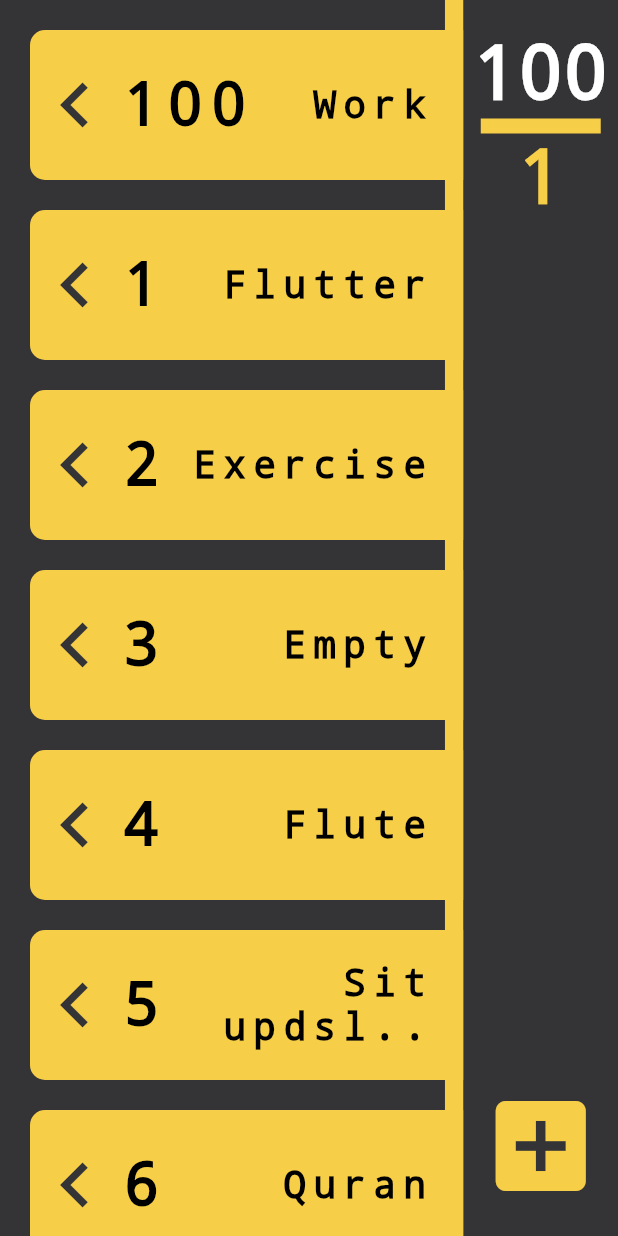
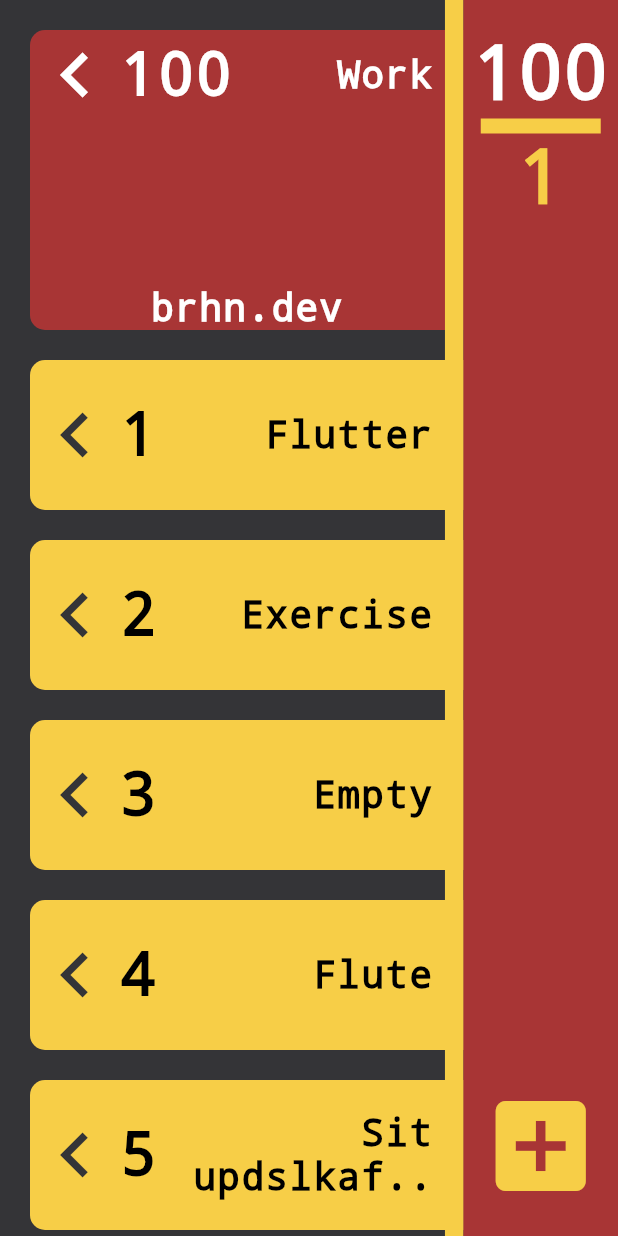
Before and after one commit to burhanhaq/ProductivePomo, a Flutter app: the screen it shows after launch, after a tap on "100", on a phone screen of 412 x 824 dp. Run offline on Flutter 3.47's test engine with Material 2 defaults, Android fonts, the phone set to English and light mode, and no system bars.

Commit message:
Added design for home screen, with a selected bool

```diff
--- a/lib/card_state.dart
+++ b/lib/card_state.dart
@@ -8,22 +8,34 @@ import 'models/card_model.dart';
 class CardState with ChangeNotifier {
   int _pageScore;
   int _pageGoal;
-  int _pageIndex;
+  int _currentIndex;
+  bool _selected;
 
   int get firstPageScore => _pageScore;
+
   int get firstPageGoal => _pageGoal;
-  int get currentIndex => _pageIndex;
+
+  int get currentIndex => _currentIndex;
+
   int get length => _cardModels.length;
+
+  bool get selected => _selected;
 
   void init() {
     _pageScore = _cardModels[0].score;
     _pageGoal = _cardModels[0].goal;
-    _pageIndex = _cardModels[0].index;
+    _currentIndex = _cardModels[0].index;
+    notifyListeners();
   }
 
   set currentIndex(int i) {
     _pageGoal = _cardModels[i].goal;
     _pageScore = _cardModels[i].score;
+    _currentIndex = i;
+    for (int j = 0; j < _cardModels.length; j++) {
+      _cardModels[j].selected = false;
+    }
+    _cardModels[i].selected = true;
     notifyListeners();
   }
 
@@ -48,6 +60,7 @@ class CardState with ChangeNotifier {
       score: 100,
       goal: 1,
       duration: Duration(seconds: 1),
+      selected: false,
     ),
     CardModel(
       index: 1,
@@ -55,6 +68,7 @@ class CardState with ChangeNotifier {
       score: 1,
       goal: 200,
       duration: Duration(seconds: 2),
+      selected: false,
     ),
     CardModel(
       index: 2,
@@ -62,6 +76,7 @@ class CardState with ChangeNotifier {
       score: 2,
       goal: 3,
       duration: Duration(minutes: 1000),
+      selected: false,
     ),
     CardModel(
       index: 3,
@@ -69,6 +84,7 @@ class CardState with ChangeNotifier {
       score: 3,
       goal: 4,
       duration: Duration(minutes: 4),
+      selected: false,
     ),
     CardModel(
       index: 4,
@@ -76,6 +92,7 @@ class CardState with ChangeNotifier {
       score: 4,
       goal: 5,
       duration: Duration(minutes: 100),
+      selected: false,
     ),
     CardModel(
       index: 5,
@@ -83,6 +100,7 @@ class CardState with ChangeNotifier {
       score: 5,
       goal: 6,
       duration: Duration(milliseconds: 3000),
+      selected: false,
     ),
     CardModel(
       index: 6,
@@ -90,6 +108,7 @@ class CardState with ChangeNotifier {
       score: 6,
       goal: 7,
       duration: Duration(seconds: 10),
+      selected: false,
     ),
     CardModel(
       index: 7,
@@ -97,6 +116,7 @@ class CardState with ChangeNotifier {
       score: 7,
       goal: 8,
       duration: Duration(seconds: 8),
+      selected: false,
     ),
   ];
 }
--- a/lib/constants.dart
+++ b/lib/constants.dart
@@ -8,7 +8,15 @@ const kLabel = TextStyle(
   fontSize: 25,
   fontWeight: FontWeight.bold,
   decoration: TextDecoration.none,
-  letterSpacing: 5.0,
+  letterSpacing: 1.0,
+);
+
+const kScore = TextStyle(
+  color: Colors.black,
+  fontSize: 40,
+  fontWeight: FontWeight.bold,
+  decoration: TextDecoration.none,
+  letterSpacing: 1.0,
 );
 
 const double kEndSpacing = 30.0;
--- a/lib/custom_card.dart
+++ b/lib/custom_card.dart
@@ -1,4 +1,5 @@
 import 'package:flutter/material.dart';
+import 'package:flutter/services.dart';
 import 'package:pomodoro_app/second_screen.dart';
 import 'package:provider/provider.dart';
 
@@ -11,6 +12,7 @@ class CustomCard extends StatefulWidget {
   final int score;
   final int goal;
   final Duration duration;
+  final bool selected;
 
   CustomCard({
     @required this.index,
@@ -18,6 +20,7 @@ class CustomCard extends StatefulWidget {
     @required this.score,
     @required this.goal,
     @required this.duration,
+    @required this.selected,
   });
 
   @override
@@ -51,6 +54,7 @@ class _CustomCardState extends State<CustomCard> with TickerProviderStateMixin {
   Widget build(BuildContext context) {
     double screenWidth = MediaQuery.of(context).size.width;
     final cardState = Provider.of<CardState>(context);
+    bool selected = cardState.at(widget.index).selected;
     return GestureDetector(
       onHorizontalDragUpdate: (details) {
         setState(() {
@@ -65,6 +69,7 @@ class _CustomCardState extends State<CustomCard> with TickerProviderStateMixin {
                   score: widget.score,
                   goal: widget.goal,
                   duration: widget.duration,
+                  selected: widget.selected,
                 ),
               ),
             );
@@ -81,40 +86,53 @@ class _CustomCardState extends State<CustomCard> with TickerProviderStateMixin {
       },
       child: Transform.translate(
         offset: Offset(-(screenChangeAnimation.value * screenWidth * 0.5), 0),
-        child: Container(
+        child: AnimatedContainer(
+          duration: Duration(milliseconds: 200),
           margin: EdgeInsets.fromLTRB(20.0, 20.0, 0.0, 0.0),
+          curve: Curves.fastOutSlowIn,
           width: double.infinity,
-          height: 100,
+          height: selected ? 200 : 100,
           decoration: BoxDecoration(
-            color: Theme.of(context).primaryColor,
+            color: selected ? red1 : yellow,
             borderRadius: BorderRadius.only(
               bottomLeft: Radius.circular(10),
               topLeft: Radius.circular(10),
             ),
           ),
-          child: Row(
+          child: Column(
+            mainAxisAlignment: selected
+                ? MainAxisAlignment.spaceBetween
+                : MainAxisAlignment.center,
             children: <Widget>[
-              Icon(Icons.chevron_left,
-                  size: 60, color: Theme.of(context).accentColor),
-              Text(cardState.at(widget.index).score.toString(),
-                  style: kLabel.copyWith(fontSize: 40)),
+              Row(
+                children: <Widget>[
+                  Icon(
+                    Icons.chevron_left,
+                    size: 60,
+                    color: selected ? white : grey,
+                  ),
+                  Text(
+                    cardState.at(widget.index).score.toString(),
+                    style: selected ? kScore.copyWith(color: white) : kScore,
+                  ),
                   Expanded(
-                child: Row(
-                  mainAxisAlignment: MainAxisAlignment.end,
-                  children: <Widget>[
-                    Flexible(
                     child: Text(
-                        cardState.at(widget.index).text.length > 9
-                            ? widget.title.substring(0, 9) + '..'
+                      cardState.at(widget.index).text.length > 12
+                          ? widget.title.substring(0, 12) + '..'
                           : widget.title,
                       textAlign: TextAlign.end,
                       maxLines: 2,
-                        style: kLabel,
+                      style: selected
+                          ? kLabel.copyWith(color: white)
+                          : kLabel,
                     ),
                   ),
                   SizedBox(width: 20.0),
                 ],
               ),
+              Offstage(
+                child: Text('brhn.dev', style: kLabel.copyWith(color: white)),
+                offstage: !selected,
               ),
             ],
           ),
--- a/lib/home.dart
+++ b/lib/home.dart
@@ -51,28 +51,29 @@ class _HomeState extends State<Home> with SingleTickerProviderStateMixin {
                   child: Stack(
                     alignment: Alignment.centerRight,
                     children: <Widget>[
-                      Container(
-                          height: double.infinity,
-                          width: MediaQuery.of(context).size.width * 0.03,
-                          color: Theme.of(context).primaryColor),
                       ListView(
                         physics: BouncingScrollPhysics(),
-                        children:
-                            List.generate(cardState.length, (index) {
+                        children: List.generate(cardState.length, (index) {
                           return CustomCard(
                             index: index,
                             title: cardState.at(index).text,
                             score: cardState.at(index).score,
                             goal: cardState.at(index).goal,
                             duration: cardState.at(index).duration,
+                            selected: cardState.at(index).selected,
                           );
                         }),
+                      ),
+                      Container(
+                        height: double.infinity,
+                        width: MediaQuery.of(context).size.width * 0.03,
+                        color: yellow,
                       ),
                     ],
                   ),
                 ),
                 Container(
-                  color: grey,
+                  color: red1,
                   width: MediaQuery.of(context).size.width * 0.25,
                   child: Padding(
                     padding: EdgeInsets.only(top: 20, bottom: 20),
@@ -89,8 +90,7 @@ class _HomeState extends State<Home> with SingleTickerProviderStateMixin {
                                 decoration: TextDecoration.none,
                               ),
                             ),
-                            Container(
-                                height: 10, width: 80, color: yellow),
+                            Container(height: 10, width: 80, color: yellow),
                             Text(
                               cardState.firstPageGoal.toString() ?? 'y',
                               style: TextStyle(
@@ -102,10 +102,15 @@ class _HomeState extends State<Home> with SingleTickerProviderStateMixin {
                           ],
                         ),
                         Expanded(child: Container()),
-                        Icon(
-                          Icons.add_box,
-                          size: 80,
-                          color: yellow,
+                        GestureDetector(
+                          onTap: () { //TODO: Implement adding new CardModel
+                            print('Need to implement adding new CardModel');
+                          },
+                          child: Icon(
+                            Icons.add_box,
+                            size: 80,
+                            color: yellow,
+                          ),
                         ),
                       ],
                     ),
--- a/lib/models/card_model.dart
+++ b/lib/models/card_model.dart
@@ -8,11 +8,13 @@ class CardModel {
   int score;
   int goal;
   Duration duration;
+  bool selected;
   CardModel({
     @required this.index,
     @required this.text,
     @required this.score,
     @required this.goal,
     @required this.duration,
+    @required this.selected,
   });
 }
--- a/lib/second_screen.dart
+++ b/lib/second_screen.dart
@@ -12,6 +12,7 @@ class SecondScreen extends StatefulWidget {
   int score;
   int goal;
   Duration duration;
+  bool selected;
 
   SecondScreen({
     @required this.index,
@@ -19,11 +20,13 @@ class SecondScreen extends StatefulWidget {
     @required this.score,
     @required this.goal,
     @required this.duration,
+    @required this.selected,
   });
 
   @override
   _SecondScreenState createState() => _SecondScreenState();
 }
+
 
 class _SecondScreenState extends State<SecondScreen> {
   @override
@@ -42,7 +45,7 @@ class _SecondScreenState extends State<SecondScreen> {
                   Container(color: grey),
                   Container(
                     decoration: BoxDecoration(
-                      color: red2,
+                      color: red1,
                       borderRadius: BorderRadius.only(
 //                    topRight: Radius.circular(100),
                         bottomRight: Radius.circular(100),
```
Lines whose indentation alone changed are shown as unchanged.
